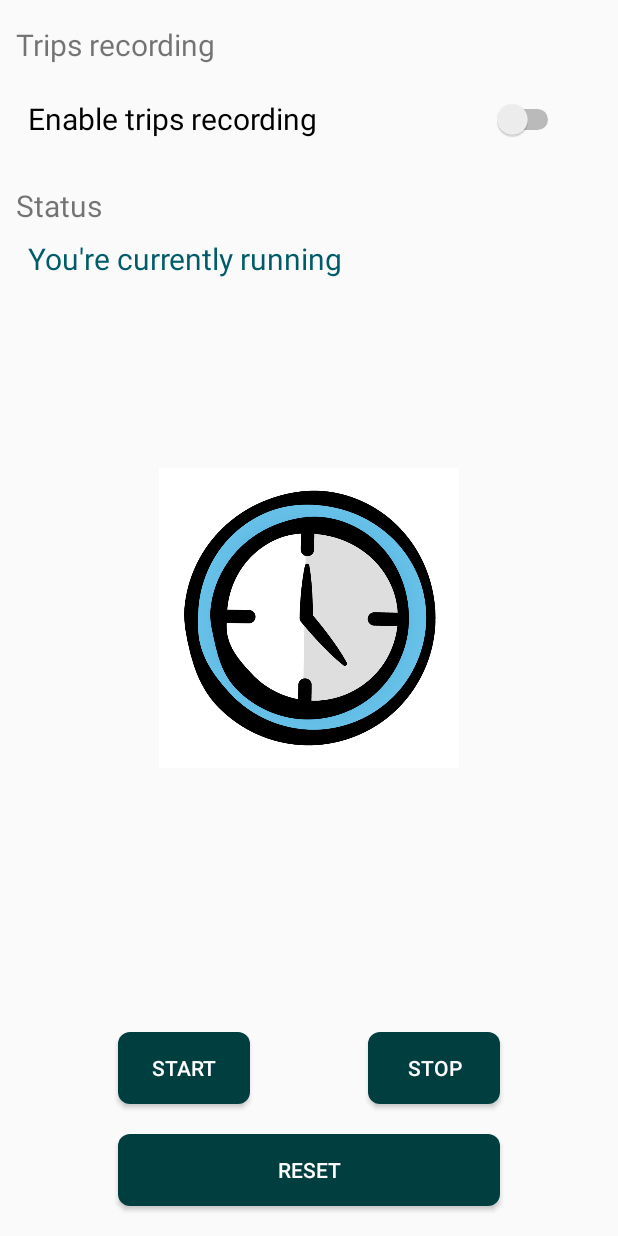
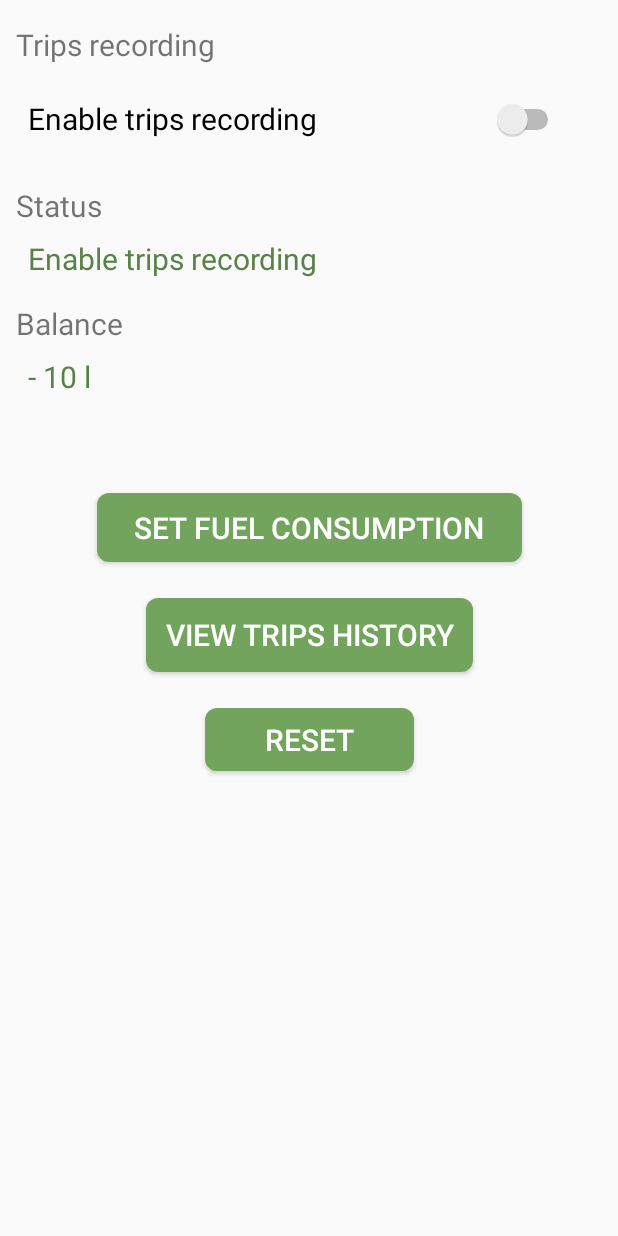
Before and after one commit to kosmolub01/Fuel-balance-app, an Android app: the layout activity_main.xml on its own in the app's theme, with its tools: preview values and no code run, on a phone screen of 412 x 824 dp. Run offline under Robolectric (Android 15) with nearby library versions, the phone set to English and light mode, and no system bars.

Commit message:
Change UI

```diff
--- a/app/src/main/java/com/example/fuelbalanceapp/MainActivity.kt
+++ b/app/src/main/java/com/example/fuelbalanceapp/MainActivity.kt
@@ -6,14 +6,12 @@ import android.content.Intent
 import android.content.IntentFilter
 import android.content.SharedPreferences
 import android.content.pm.PackageManager
-import android.os.Build
 import android.os.Bundle
 import android.util.Log
 import android.view.View
 import android.widget.Toast
 import androidx.appcompat.app.AppCompatActivity
 import androidx.core.app.ActivityCompat
-import androidx.core.content.ContextCompat
 import com.example.fuelbalanceapp.detectedactivity.DetectedActivityService
 import com.example.fuelbalanceapp.transitions.TRANSITIONS_RECEIVER_ACTION
 import com.example.fuelbalanceapp.transitions.TransitionsReceiver
@@ -27,10 +25,6 @@ const val TRIPS_RECORDING_KEY = "tripsRecording"
 class MainActivity : AppCompatActivity() {
 
     private var isTrackingStarted = false
-        set(value) {
-            resetBtn.visibility = if(value) View.VISIBLE else View.GONE
-            field = value
-        }
 
     private val transitionBroadcastReceiver: TransitionsReceiver = TransitionsReceiver().apply {
         action = { setDetectedActivity(it) }
@@ -73,8 +67,8 @@ class MainActivity : AppCompatActivity() {
             }
         }
 
-        startBtn.setOnClickListener {
-            if (isPermissionGranted()) {
+        buttonSetFuelConsumption.setOnClickListener {
+            """if (isPermissionGranted()) {
                 startService(Intent(this, DetectedActivityService::class.java))
                 requestActivityTransitionUpdates()
                 isTrackingStarted = true
@@ -82,16 +76,16 @@ class MainActivity : AppCompatActivity() {
                     Toast.LENGTH_SHORT).show()
             } else {
                 requestPermission()
-            }
+            }"""
         }
-        stopBtn.setOnClickListener {
-            stopService(Intent(this, DetectedActivityService::class.java))
+        buttonTripsHistory.setOnClickListener {
+            """stopService(Intent(this, DetectedActivityService::class.java))
             removeActivityTransitionUpdates()
 
-            Toast.makeText(this, "You've stopped tracking your activity", Toast.LENGTH_SHORT).show()
+            Toast.makeText(this, "You've stopped tracking your activity", Toast.LENGTH_SHORT).show()"""
         }
-        resetBtn.setOnClickListener {
-            resetTracking()
+        buttonReset.setOnClickListener {
+            //resetTracking()
         }
     }
 
@@ -133,7 +127,7 @@ class MainActivity : AppCompatActivity() {
     }
 
     private fun setDetectedActivity(supportedActivity: SupportedActivity) {
-        activityImage.setImageDrawable(ContextCompat.getDrawable(this, supportedActivity.activityImage))
+        //activityImage.setImageDrawable(ContextCompat.getDrawable(this, supportedActivity.activityImage))
         activityTitle.text = getString(supportedActivity.activityText)
     }
 
--- a/app/src/main/res/layout/activity_main.xml
+++ b/app/src/main/res/layout/activity_main.xml
@@ -5,6 +5,16 @@
     android:layout_width="match_parent"
     android:layout_height="match_parent"
     tools:context=".MainActivity">
+
+    <TextView
+        android:id="@+id/textViewBalance"
+        android:layout_width="wrap_content"
+        android:layout_height="wrap_content"
+        android:layout_marginTop="16dp"
+        android:text="@string/balance"
+        android:textSize="20sp"
+        app:layout_constraintStart_toStartOf="@+id/textViewStatus"
+        app:layout_constraintTop_toBottomOf="@+id/activityTitle" />
 
     <Switch
         android:id="@+id/switchTripsRecording"
@@ -31,65 +41,68 @@
         app:layout_constraintTop_toTopOf="parent" />
 
     <Button
-        android:id="@+id/startBtn"
-        android:layout_width="wrap_content"
-        android:layout_height="wrap_content"
-        android:layout_marginBottom="20dp"
+        android:id="@+id/buttonSetFuelConsumption"
+        android:layout_width="283dp"
+        android:layout_height="46dp"
+        android:layout_marginTop="64dp"
         android:background="@drawable/button_background"
-        android:text="@string/start_tracking"
+        android:text="@string/set_fuel_consumption"
         android:textColor="@android:color/white"
-        app:layout_constraintBottom_toTopOf="@id/resetBtn"
-        app:layout_constraintEnd_toStartOf="@id/stopBtn"
-        app:layout_constraintStart_toStartOf="parent" />
+        android:textSize="20sp"
+        app:layout_constraintEnd_toEndOf="parent"
+        app:layout_constraintStart_toStartOf="parent"
+        app:layout_constraintTop_toBottomOf="@+id/textViewBalanceValue" />
 
     <Button
-        android:id="@+id/resetBtn"
-        android:layout_width="0dp"
-        android:layout_height="wrap_content"
-        android:layout_marginBottom="20dp"
+        android:id="@+id/buttonReset"
+        android:layout_width="139dp"
+        android:layout_height="42dp"
+        android:layout_marginTop="24dp"
         android:background="@drawable/button_background"
-        android:text="@string/reset_tracking"
+        android:text="@string/reset"
         android:textColor="@android:color/white"
-        app:layout_constraintBottom_toBottomOf="parent"
-        app:layout_constraintEnd_toEndOf="@id/stopBtn"
+        android:textSize="20sp"
         android:visibility="gone"
-        tools:visibility="visible"
-        app:layout_constraintStart_toStartOf="@id/startBtn" />
+        app:layout_constraintEnd_toEndOf="@+id/buttonTripsHistory"
+        app:layout_constraintStart_toStartOf="@+id/buttonTripsHistory"
+        app:layout_constraintTop_toBottomOf="@+id/buttonTripsHistory"
+        tools:visibility="visible" />
 
     <Button
-        android:id="@+id/stopBtn"
-        android:layout_width="wrap_content"
-        android:layout_height="wrap_content"
-        android:layout_marginBottom="20dp"
+        android:id="@+id/buttonTripsHistory"
+        android:layout_width="218dp"
+        android:layout_height="49dp"
+        android:layout_marginTop="24dp"
         android:background="@drawable/button_background"
-        android:text="@string/stop_tracking"
+        android:text="@string/trips_history"
         android:textColor="@android:color/white"
-        app:layout_constraintBottom_toTopOf="@id/resetBtn"
-        app:layout_constraintEnd_toEndOf="parent"
-        app:layout_constraintStart_toEndOf="@id/startBtn" />
-
-    <ImageView
-        android:id="@+id/activityImage"
-        android:layout_width="200dp"
-        android:layout_height="200dp"
-        android:scaleType="centerCrop"
-        android:src="@drawable/time_to_start"
-        app:layout_constraintBottom_toBottomOf="parent"
+        android:textSize="20sp"
         app:layout_constraintEnd_toEndOf="parent"
         app:layout_constraintStart_toStartOf="parent"
-        app:layout_constraintTop_toTopOf="parent"/>
+        app:layout_constraintTop_toBottomOf="@+id/buttonSetFuelConsumption" />
 
     <TextView
         android:id="@+id/activityTitle"
         android:layout_width="wrap_content"
         android:layout_height="wrap_content"
         android:layout_marginTop="8dp"
-        android:text="@string/time_to_start"
+        android:text="@string/enable_trips_recording"
         android:textColor="@color/colorPrimary"
         android:textSize="20sp"
         app:layout_constraintStart_toStartOf="@+id/switchTripsRecording"
-        app:layout_constraintTop_toBottomOf="@+id/textViewStatus"
-        tools:text="You're currently running" />
+        app:layout_constraintTop_toBottomOf="@+id/textViewStatus" />
+
+    <TextView
+        android:id="@+id/textViewBalanceValue"
+        android:layout_width="wrap_content"
+        android:layout_height="wrap_content"
+        android:layout_marginStart="8dp"
+        android:layout_marginTop="8dp"
+        android:text="- 10 l "
+        android:textColor="@color/colorPrimary"
+        android:textSize="20sp"
+        app:layout_constraintStart_toStartOf="@+id/textViewBalance"
+        app:layout_constraintTop_toBottomOf="@+id/textViewBalance" />
 
     <TextView
         android:id="@+id/textViewStatus"
--- a/app/src/main/res/values/colors.xml
+++ b/app/src/main/res/values/colors.xml
@@ -1,6 +1,6 @@
 <?xml version="1.0" encoding="utf-8"?>
 <resources>
-    <color name="colorPrimary">#005C68</color>
-    <color name="colorPrimaryDark">#003E40</color>
+    <color name="colorPrimary">	#588247</color>
+    <color name="colorPrimaryDark">	#72a45d</color>
     <color name="colorAccent">#E91E63</color>
 </resources>
--- a/app/src/main/res/values/strings.xml
+++ b/app/src/main/res/values/strings.xml
@@ -25,9 +25,10 @@
     <string name="trips_recording">Trips recording</string>
     <string name="enable_trips_recording">Enable trips recording</string>
     <string name="status">Status</string>
-    <string name="start_tracking">Start</string>
-    <string name="stop_tracking">Stop</string>
-    <string name="reset_tracking">Reset</string>
+    <string name="balance">Balance</string>
+    <string name="set_fuel_consumption">Set fuel consumption</string>
+    <string name="trips_history">View trips history</string>
+    <string name="reset">Reset</string>
 
     <string name="still">Still</string>
     <string name="walking">Walking</string>
```
